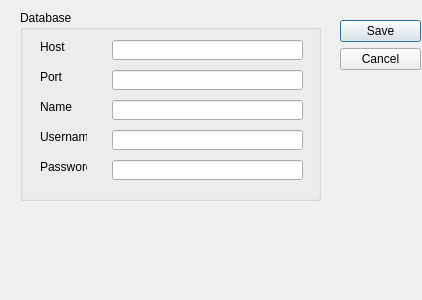
Before: the Qt Designer form settings_dialog.ui in CarneyLab/DYCAST-QGIS, drawn with Qt 5.
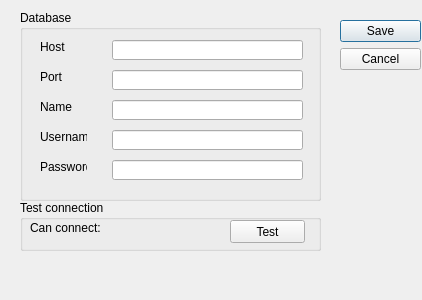
After: the same form once the commit is applied.

Commit message: #18 Move database status check to Settings Dialog

Diff of the .ui file:
```diff
--- a/settings_dialog.ui
+++ b/settings_dialog.ui
@@ -175,6 +175,58 @@
     </property>
    </widget>
   </widget>
+  <widget class="QGroupBox" name="groupBox">
+   <property name="geometry">
+    <rect>
+     <x>20</x>
+     <y>200</y>
+     <width>301</width>
+     <height>51</height>
+    </rect>
+   </property>
+   <property name="title">
+    <string>Test connection</string>
+   </property>
+   <widget class="QLabel" name="databaseServerStatusLabel">
+    <property name="geometry">
+     <rect>
+      <x>90</x>
+      <y>20</y>
+      <width>91</width>
+      <height>16</height>
+     </rect>
+    </property>
+    <property name="text">
+     <string/>
+    </property>
+   </widget>
+   <widget class="QLabel" name="label_6">
+    <property name="geometry">
+     <rect>
+      <x>10</x>
+      <y>20</y>
+      <width>71</width>
+      <height>16</height>
+     </rect>
+    </property>
+    <property name="text">
+     <string>Can connect:</string>
+    </property>
+   </widget>
+   <widget class="QPushButton" name="testConnectionPushButton">
+    <property name="geometry">
+     <rect>
+      <x>210</x>
+      <y>20</y>
+      <width>75</width>
+      <height>23</height>
+     </rect>
+    </property>
+    <property name="text">
+     <string>Test</string>
+    </property>
+   </widget>
+  </widget>
  </widget>
  <resources/>
  <connections>
```
The commit also changes 3 other files.
